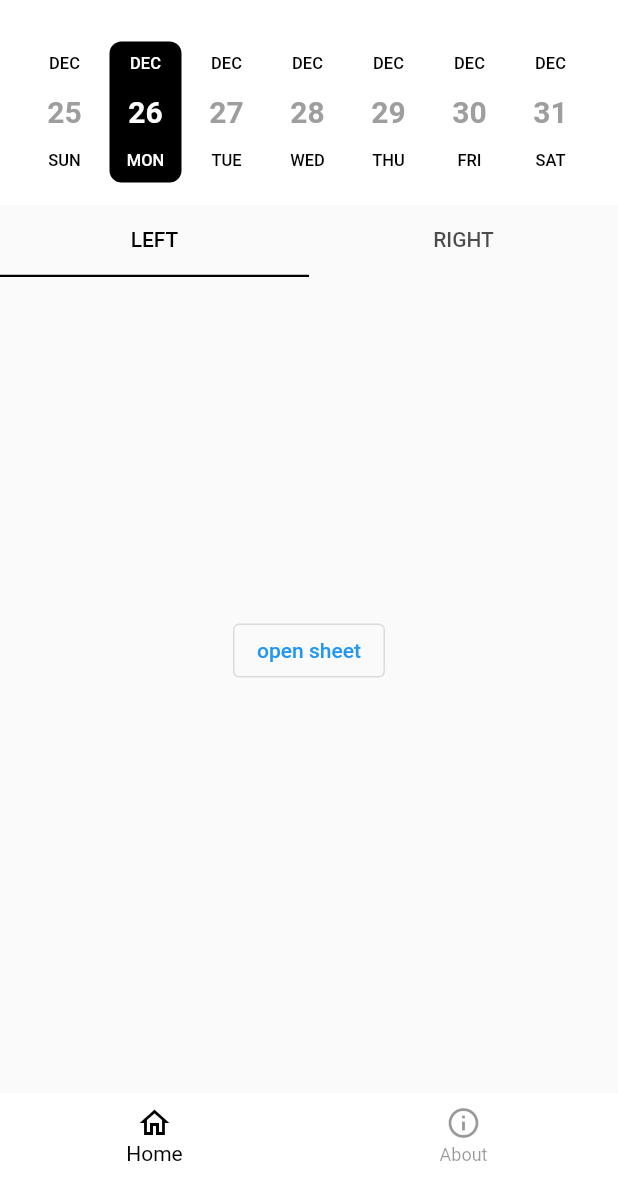
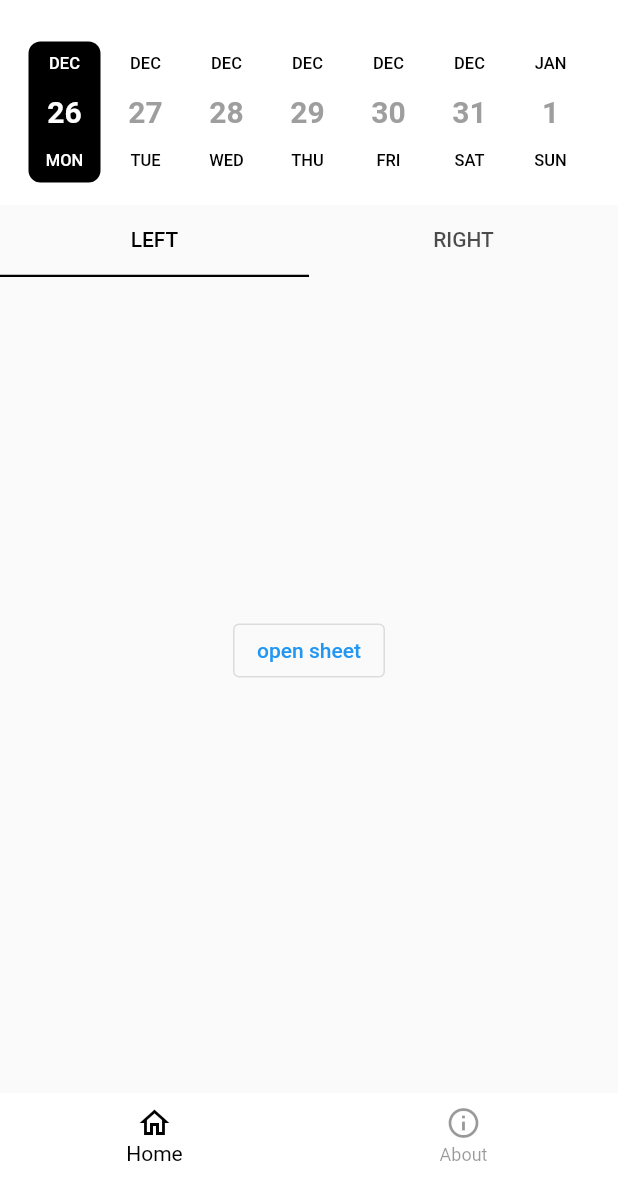
Before and after one commit to JooYoo/flutter-notMyDesk, a Flutter app: the screen it shows after launch, on a phone screen of 412 x 824 dp, the part 59-1236 px from its top. Run offline on Flutter 3.47's test engine with Material 2 defaults, Android fonts, the phone set to English and light mode, and no system bars; drawn by our look-alikes of date_picker_timeline.

```diff
--- /dev/null
+++ b/lib/services/time_manager.dart
@@ -0,0 +1,4 @@
+// get current week Monday
+DateTime getCurrentWeekMonday(DateTime date) {
+  return DateTime(date.year, date.month, date.day - (date.weekday - 1) % 7);
+}
--- a/lib/widgets/datepicker_weekly.dart
+++ b/lib/widgets/datepicker_weekly.dart
@@ -1,5 +1,6 @@
 import 'package:date_picker_timeline/date_picker_timeline.dart';
 import 'package:flutter/material.dart';
+import 'package:flutter_not_my_desk/services/time_manager.dart';
 
 class DatePickerWeekly extends StatefulWidget {
   const DatePickerWeekly({super.key});
@@ -14,11 +15,12 @@ class _DatePickerWeeklyState extends State<DatePickerWeekly> {
     return Container(
       margin: const EdgeInsets.only(top: 8, left: 16, bottom: 12),
       child: DatePicker(
-        // TODO: start-day should be current week Monday
-        DateTime.now().subtract(Duration(days: 1)),
+        getCurrentWeekMonday(
+          DateTime.now(),
+        ), // start-day should be current week Monday
         height: 100,
         width: 48,
-        initialSelectedDate: DateTime.now(),
+        initialSelectedDate: DateTime.now(), // init selected-date is today
         daysCount: 7,
         selectionColor: Colors.black,
         selectedTextColor: Colors.white,
```
